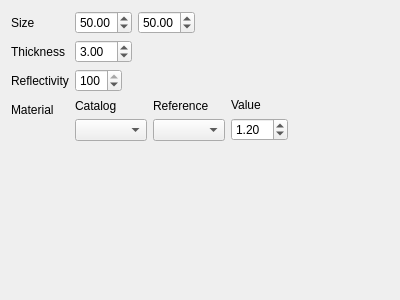
First picture: the form in freecad/pyoptools/GUI/RectMirror.ui, repository cihologramas/freecad-pyoptools, before the edit.
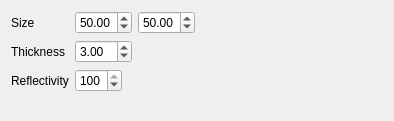
Second picture: the form after the edit.

Commit message:
All the dialogs to insert objects use now placementWidget and materialWidget
Code was added to be able to reuse custom widgets in the components dialogs. It mus be working now.

Diff of the .ui file:
```diff
--- a/freecad/pyoptools/GUI/RectMirror.ui
+++ b/freecad/pyoptools/GUI/RectMirror.ui
@@ -6,8 +6,8 @@
    <rect>
     <x>0</x>
     <y>0</y>
-    <width>400</width>
-    <height>300</height>
+    <width>394</width>
+    <height>121</height>
    </rect>
   </property>
   <property name="windowTitle">
@@ -78,69 +78,6 @@
        </property>
       </widget>
      </item>
-     <item row="3" column="0">
-      <widget class="QLabel" name="label_5">
-       <property name="text">
-        <string>Material</string>
-       </property>
-      </widget>
-     </item>
-     <item row="3" column="1">
-      <layout class="QHBoxLayout" name="horizontalLayout_2">
-       <item>
-        <layout class="QVBoxLayout" name="verticalLayout_4">
-         <item>
-          <widget class="QLabel" name="label_8">
-           <property name="text">
-            <string>Catalog</string>
-           </property>
-          </widget>
-         </item>
-         <item>
-          <widget class="QComboBox" name="Catalog"/>
-         </item>
-        </layout>
-       </item>
-       <item>
-        <layout class="QVBoxLayout" name="verticalLayout_5">
-         <item>
-          <widget class="QLabel" name="label_9">
-           <property name="text">
-            <string>Reference</string>
-           </property>
-          </widget>
-         </item>
-         <item>
-          <widget class="QComboBox" name="Reference"/>
-         </item>
-        </layout>
-       </item>
-       <item>
-        <layout class="QVBoxLayout" name="verticalLayout_2">
-         <item>
-          <widget class="QLabel" name="label_6">
-           <property name="text">
-            <string>Value</string>
-           </property>
-          </widget>
-         </item>
-         <item>
-          <widget class="QDoubleSpinBox" name="Value">
-           <property name="minimum">
-            <double>1.000000000000000</double>
-           </property>
-           <property name="singleStep">
-            <double>0.100000000000000</double>
-           </property>
-           <property name="value">
-            <double>1.200000000000000</double>
-           </property>
-          </widget>
-         </item>
-        </layout>
-       </item>
-      </layout>
-     </item>
     </layout>
    </item>
   </layout>
```
The commit also changes 26 other files.
